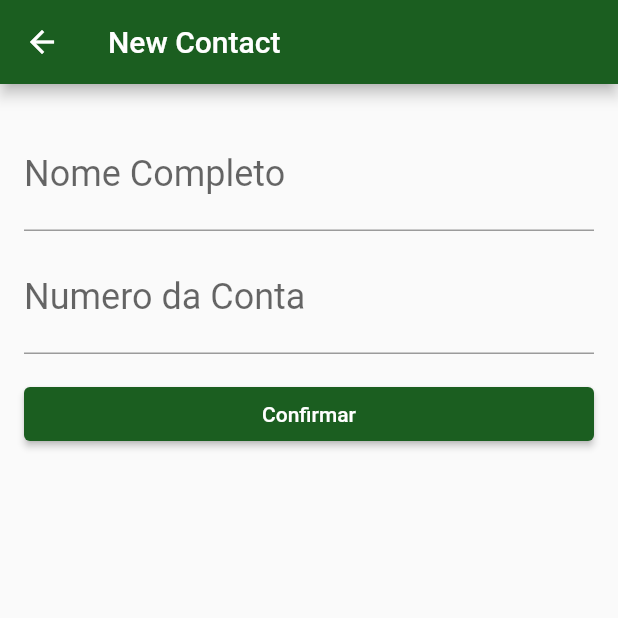
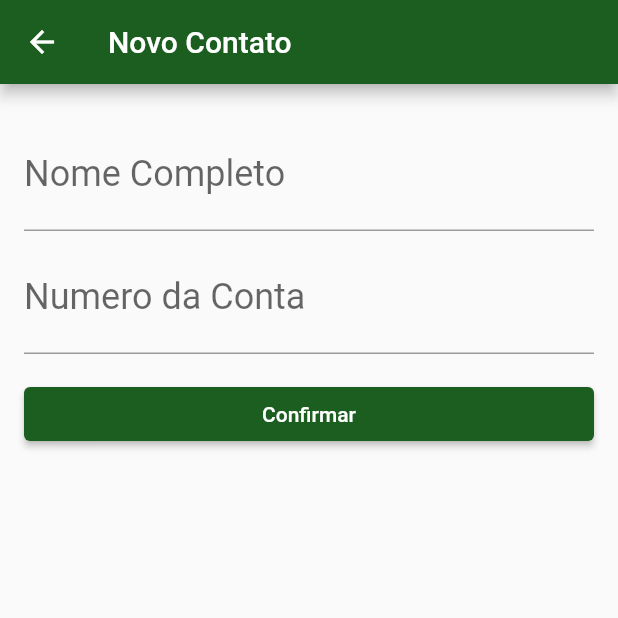
Before and after one commit to WesleyLeoncio/Curso-de-Flutter, a Flutter app: the ContactsList screen opened directly, after a tap on the "add" icon, on a phone screen of 412 x 824 dp, the top half of it. Run offline on Flutter 3.47's test engine with Material 2 defaults, Android fonts, the phone set to English and light mode, and no system bars; our stand-ins replace sqflite; accounts and stored records are empty.

Commit message:
Curso de Banco de dados finalizado

```diff
--- a/bytebanktwo/lib/database/app_database.dart
+++ b/bytebanktwo/lib/database/app_database.dart
@@ -1,41 +1,12 @@
-import 'package:bytebanktwo/model/contact.dart';
+import 'package:bytebanktwo/database/dao/contact_dao.dart';
 import 'package:path/path.dart';
 import 'package:sqflite/sqflite.dart';
 
-Future<Database> createDatabase(){
-  return getDatabasesPath().then((dbPath) {
-    final String path = join(dbPath, 'bytebank.db');
+
+Future<Database> getDatabase() async{
+  final String path = join(await getDatabasesPath(), 'bytebank.db');
     return openDatabase(path, onCreate: (db, version){
-      db.execute('CREATE TABLE contacts('
-          'id INTEGER PRIMARY KEY, '
-          'name TEXT, '
-          'account_number INTEGER)');
-    }, version: 1);
-  });
+      db.execute(ContactDao.tableSql);
+    }, version: 1,
+    /*onDowngrade: onDatabaseDowngradeDelete,*/);
 }
-
-Future<int> save(Contact contact) {
-  return createDatabase().then((db) {
-    final Map<String, dynamic> contactMap = {};
-    contactMap['name'] = contact.name;
-    contactMap['account_number'] = contact.nConta;
-    return db.insert('contacts', contactMap);
-  });
-}
-
-Future<List<Contact>> findAll() {
-  return createDatabase().then((db) {
-    return db.query('contacts').then((maps) {
-      final List<Contact> contacts = [];
-      for (Map<String, dynamic> map in maps) {
-        final Contact contact = Contact(
-          map['id'],
-          map['name'],
-          map['account_number'],
-        );
-        contacts.add(contact);
-      }
-      return contacts;
-    });
-  });
-}
--- /dev/null
+++ b/bytebanktwo/lib/database/dao/contact_dao.dart
@@ -0,0 +1,50 @@
+import 'package:bytebanktwo/database/app_database.dart';
+import 'package:bytebanktwo/model/contact.dart';
+import 'package:sqflite/sqflite.dart';
+
+class ContactDao{
+
+  static const String _tableName = 'contacts';
+  static const String _id = 'id';
+  static const String _name = 'name';
+  static const String _accountNumber = 'account_number';
+
+  static const String tableSql = 'CREATE TABLE $_tableName('
+      '$_id INTEGER PRIMARY KEY, '
+      '$_name TEXT, '
+      '$_accountNumber INTEGER)';
+
+  Future<int> save(Contact contact) async{
+    final Database db = await getDatabase();
+    Map<String, dynamic> contactMap = _toMap(contact);
+    return db.insert(_tableName, contactMap);
+  }
+
+  Future<List<Contact>> findAll()  async{
+    final Database db = await getDatabase();
+    final List<Map<String, dynamic>> result = await db.query(_tableName);
+    List<Contact> contacts = _toList(result);
+    return contacts;
+  }
+
+  ///////////////////////////////////////////////////////////////////////////
+  Map<String, dynamic> _toMap(Contact contact) {
+    final Map<String, dynamic> contactMap = {};
+    contactMap[_name] = contact.name;
+    contactMap[_accountNumber] = contact.nConta;
+    return contactMap;
+  }
+
+  List<Contact> _toList(List<Map<String, dynamic>> result) {
+     final List<Contact> contacts = [];
+    for (Map<String, dynamic> row in result) {
+      final Contact contact = Contact(
+        row[_id],
+        row[_name],
+        row[_accountNumber],
+      );
+      contacts.add(contact);
+    }
+    return contacts;
+  }
+}
--- a/bytebanktwo/lib/model/contact.dart
+++ b/bytebanktwo/lib/model/contact.dart
@@ -1,8 +1,7 @@
 class Contact {
-  final int id;
-  final String name;
-  final int nConta;
-
+   int id;
+   String name;
+   int nConta;
 
   Contact(this.id, this.name, this.nConta);
 
--- a/bytebanktwo/lib/screens/contacts_form.dart
+++ b/bytebanktwo/lib/screens/contacts_form.dart
@@ -1,6 +1,6 @@
-
 import 'package:bytebanktwo/components/editor_number.dart';
 import 'package:bytebanktwo/components/editor_text.dart';
+import 'package:bytebanktwo/database/dao/contact_dao.dart';
 import 'package:bytebanktwo/model/contact.dart';
 import 'package:flutter/material.dart';
 
@@ -14,19 +14,19 @@ class ContactForm extends StatefulWidget {
 class _ContactFormState extends State<ContactForm> {
   final TextEditingController _controllerNome = TextEditingController();
   final TextEditingController _controllerNconta = TextEditingController();
-
+  final ContactDao _dao = ContactDao();
   @override
   Widget build(BuildContext context) {
     return Scaffold(
       appBar: AppBar(
-        title: const Text('New Contact'),
+        title: const Text('Novo Contato'),
       ),
       body: Padding(
         padding: const EdgeInsets.all(16.0),
         child: Column(
-          children:  <Widget>[
-             EditorText(_controllerNome,'Nome Completo'),
-             EditorNumber(_controllerNconta,'Numero da Conta'),
+          children: <Widget>[
+            EditorText(_controllerNome, 'Nome Completo'),
+            EditorNumber(_controllerNconta, 'Numero da Conta'),
             Padding(
               padding: const EdgeInsets.only(top: 16.0),
               child: SizedBox(
@@ -42,13 +42,14 @@ class _ContactFormState extends State<ContactForm> {
       ),
     );
   }
-  void _criarContact(BuildContext context){
+
+  void _criarContact(BuildContext context) {
     final String? name = _controllerNome.text;
     final int? nConta = int.tryParse(_controllerNconta.text);
-    if(name !=null && nConta != null){
-        final newContact = Contact(0,name, nConta);
-        Navigator.pop(context, newContact);
-    }else {
+    if (name != null && nConta != null) {
+      final newContact = Contact(0, name, nConta);
+      _dao.save(newContact).then((id) => Navigator.pop(context));
+    } else {
       debugPrint('Preencha os campos corretamente');
     }
   }
--- a/bytebanktwo/lib/screens/contacts_list.dart
+++ b/bytebanktwo/lib/screens/contacts_list.dart
@@ -1,36 +1,66 @@
-import 'package:bytebanktwo/database/app_database.dart';
+import 'package:bytebanktwo/components/contact_item.dart';
+import 'package:bytebanktwo/database/dao/contact_dao.dart';
 import 'package:bytebanktwo/model/contact.dart';
 import 'package:bytebanktwo/screens/contacts_form.dart';
 import 'package:flutter/material.dart';
 
-class ContactsList extends StatelessWidget {
+class ContactsList extends StatefulWidget {
   const ContactsList({Key? key}) : super(key: key);
 
+  @override
+  State<ContactsList> createState() => _ContactsListState();
+}
+
+class _ContactsListState extends State<ContactsList> {
+  final ContactDao _dao = ContactDao();
   @override
   Widget build(BuildContext context) {
     return Scaffold(
       appBar: AppBar(
         title: const Text('Contatos'),
       ),
-      body: ListView(children: const <Widget>[
-        Card(
-          child: ListTile(
-            title: Text('Alexa', style: TextStyle(fontSize: 24.0)),
-            subtitle: Text('100', style: TextStyle(fontSize: 16.0)),
-          ),
-        )
-      ]),
+      body: FutureBuilder<List<Contact>>(
+        initialData: const [],
+        future: _dao.findAll(),
+        builder: (BuildContext context, AsyncSnapshot<List<Contact>> snapshot) {
+          switch (snapshot.connectionState) {
+            case ConnectionState.none:
+              // TODO: Handle this case.
+              break;
+            case ConnectionState.waiting: // load
+              return Center(
+                child: Column(
+                  mainAxisAlignment: MainAxisAlignment.center,
+                  crossAxisAlignment: CrossAxisAlignment.center,
+                  children: const <Widget>[
+                    CircularProgressIndicator(),
+                    Text('Loading'),
+                  ],
+                ),
+              );
+            case ConnectionState.active:
+              // TODO: Handle this case.
+              break;
+            case ConnectionState.done:
+              final List<Contact>? contacts = snapshot.data;
+              return ListView.builder(
+                itemBuilder: (context, index) {
+                  final Contact contact = contacts![index];
+                  return ContactItem(contact);
+                },
+                itemCount: contacts!.length,
+              );
+          }
+          return const Text('Unkown error');
+        },
+      ),
       floatingActionButton: FloatingActionButton(
         onPressed: () {
-          Navigator.of(context)
-              .push(
-                MaterialPageRoute(
-                  builder: (context) => const ContactForm(),
-                ),
-              )
-              .then(
-                (newContact) => save(Contact(1, newContact.name, newContact.nConta)),
-              );
+          Navigator.of(context).push(
+            MaterialPageRoute(
+              builder: (context) => const ContactForm(),
+            ),
+          ).then((value) => setState((){})); // Atualiza os dados quando é salvo
         },
         child: const Icon(Icons.add),
       ),
```
Also changed, not shown: bytebanktwo/lib/components/contact_item.dart (added, +20 -0 lines), 1 other file.
